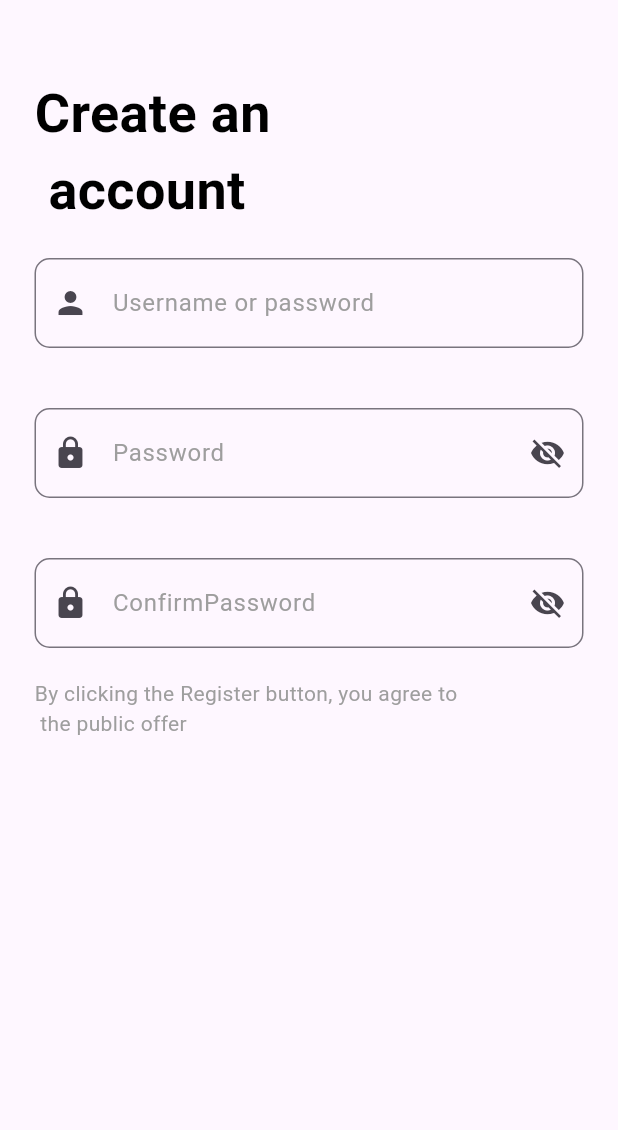
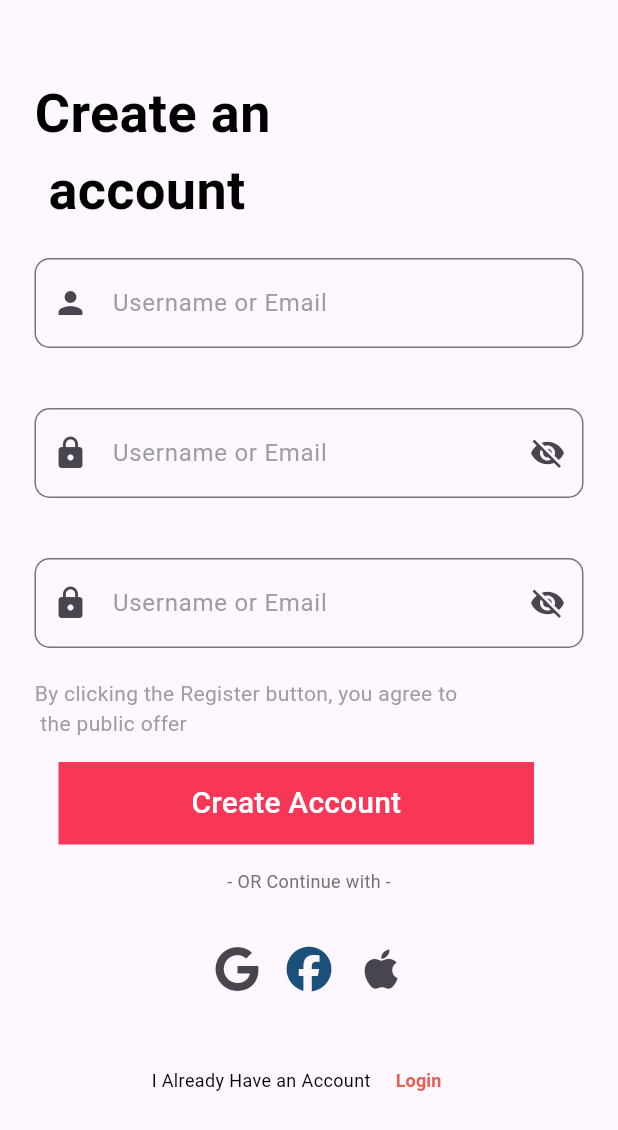
Before and after one commit to kerollos-eid1/UI-shopping, a Flutter app: the SignUp screen opened by its route, on a phone screen of 412 x 824 dp. Shown: the top 1130 px of the screen. Run offline on Flutter 3.47's test engine with Material 3 defaults, Android fonts, the phone set to English and light mode, and no system bars; our stand-ins replace font_awesome_flutter, go_router.

Commit message:
refactor all file and  create forget screen

```diff
--- a/lib/core/utils/style.dart
+++ b/lib/core/utils/style.dart
@@ -14,4 +14,8 @@ abstract class Styles {
 
     fontWeight: FontWeight.bold,
   );
+  static const textStyles12 = TextStyle(
+    fontSize: 12,
+    fontWeight: FontWeight.w300,
+  );
 }
--- a/lib/feature/Login/presentation/view_model/custom_text.dart
+++ b/lib/feature/Login/presentation/view_model/custom_text.dart
@@ -1,15 +1,17 @@
 import 'package:flutter/material.dart';
 
 class CustomText extends StatelessWidget {
-  const CustomText({super.key, required this.text});
+  const CustomText({super.key, required this.text, required this.fontSize, required this.fontWeight});
   final String text;
+  final double fontSize;
+  final FontWeight fontWeight;
   @override
   Widget build(BuildContext context) {
     return Text(
       text,
       style: TextStyle(
-        fontSize: 36,
-        fontWeight: FontWeight.bold,
+        fontSize: fontSize,
+        fontWeight: fontWeight,
         color: Colors.black,
       ),
     );
--- a/lib/feature/Login/presentation/views/forget_pass.dart
+++ b/lib/feature/Login/presentation/views/forget_pass.dart
@@ -1,12 +1,11 @@
 import 'package:flutter/material.dart';
+import 'package:ui_shop/feature/Login/presentation/views/widgets/forget_password_body.dart';
 
 class ForgetPassword extends StatelessWidget {
   const ForgetPassword({super.key});
 
   @override
   Widget build(BuildContext context) {
-    return Scaffold(
-
-    );
+    return Scaffold(body: ForgetPasswordBody());
   }
 }
--- /dev/null
+++ b/lib/feature/Login/presentation/views/widgets/contact_me.dart
@@ -0,0 +1,47 @@
+import 'package:flutter/material.dart';
+import 'package:font_awesome_flutter/font_awesome_flutter.dart';
+
+class ContactMe extends StatelessWidget {
+  const ContactMe({super.key});
+
+  @override
+  Widget build(BuildContext context) {
+    return Column(
+      children: [
+        Text(
+          '- OR Continue with -',
+          style: TextStyle(
+            fontSize: 12,
+            color: const Color.fromARGB(255, 119, 112, 112),
+          ),
+        ),
+        Container(
+          height: 100,
+          width: 370,
+          child: Row(
+            mainAxisAlignment: MainAxisAlignment.center,
+            children: [
+              IconButton(
+                icon: const FaIcon(FontAwesomeIcons.google, size: 30),
+                onPressed: () {},
+              ),
+              IconButton(
+                icon: const FaIcon(
+                  FontAwesomeIcons.facebook,
+                  color: Color.fromARGB(255, 27, 80, 123),
+                  size: 30,
+                ),
+                onPressed: () {},
+              ),
+              IconButton(
+                icon: const FaIcon(FontAwesomeIcons.apple, size: 30),
+
+                onPressed: () {},
+              ),
+            ],
+          ),
+        ),
+      ],
+    );
+  }
+}
--- a/lib/feature/Login/presentation/views/widgets/custom_contanier.dart
+++ b/lib/feature/Login/presentation/views/widgets/custom_contanier.dart
@@ -1,8 +1,8 @@
 import 'package:flutter/material.dart';
 
 class CustomContainer extends StatelessWidget {
-  const CustomContainer({super.key, });
-
+  const CustomContainer({super.key, required this.text, });
+final String text;
   @override
   Widget build(BuildContext context) {
     return Padding(
@@ -15,7 +15,7 @@ class CustomContainer extends StatelessWidget {
           child: TextButton(
             onPressed: () {},
             child: Text(
-              'Login',
+              text,
               style: TextStyle(fontSize: 20, color: Colors.white),
             ),
           ),
--- a/lib/feature/Login/presentation/views/widgets/signup_body.dart
+++ b/lib/feature/Login/presentation/views/widgets/signup_body.dart
@@ -1,7 +1,11 @@
 import 'package:flutter/material.dart';
+import 'package:go_router/go_router.dart';
+import 'package:ui_shop/core/utils/App_router.dart';
+import 'package:ui_shop/core/utils/style.dart';
 import 'package:ui_shop/feature/Login/presentation/view_model/custom_text.dart';
 import 'package:ui_shop/feature/Login/presentation/view_model/custom_text_feild.dart';
-
+import 'package:ui_shop/feature/Login/presentation/views/widgets/contact_me.dart';
+import 'package:ui_shop/feature/Login/presentation/views/widgets/custom_contanier.dart';
 class SignupBody extends StatefulWidget {
   const SignupBody({super.key});
 
@@ -21,15 +25,18 @@ class _SignupBodyState extends State<SignupBody> {
         children: [
           Padding(
             padding: const EdgeInsets.only(top: 50),
-            child: CustomText(text: 'Create an \n account'),
+            child: CustomText(
+              text: 'Create an \n account',
+              fontSize: 36,
+              fontWeight: FontWeight.bold,
+            ),
           ),
-
           CustomTextFeild(
-            hintText: 'Username or password',
+            hintText: 'Username or Email',
             prefixIcon: Icons.person,
           ),
           CustomTextFeild(
-            hintText: 'Password',
+            hintText: 'Username or Email',
             prefixIcon: Icons.lock,
             isPassword: true,
             obscureText: _obscurePassword,
@@ -40,7 +47,7 @@ class _SignupBodyState extends State<SignupBody> {
             },
           ),
           CustomTextFeild(
-            hintText: 'ConfirmPassword',
+            hintText: 'Username or Email',
             prefixIcon: Icons.lock,
             isPassword: true,
             obscureText: _obscurePassword,
@@ -50,9 +57,33 @@ class _SignupBodyState extends State<SignupBody> {
               });
             },
           ),
-          Text(
+          const Text(
             'By clicking the Register button, you agree to\n the public offer',
             style: TextStyle(color: Colors.grey),
+          ),
+          const CustomContainer(text: 'Create Account'),
+          ContactMe(),
+          Row(
+            mainAxisAlignment: MainAxisAlignment.center,
+            children: [
+              CustomText(
+                text: 'I Already Have an Account',
+                fontSize: 12,
+                fontWeight: FontWeight.normal,
+              ),
+              TextButton(
+                onPressed: () {
+                  GoRouter.of(context).push(AppRouter.kLoginPage);
+                },
+                child: Text(
+                  'Login',
+                  style: Styles.textStyles12.copyWith(
+                    color: const Color.fromARGB(255, 230, 95, 85),
+                    fontWeight: FontWeight.bold,
+                  ),
+                ),
+              ),
+            ],
           ),
         ],
       ),
```
Also changed, not shown: lib/feature/Login/presentation/views/widgets/forget_password_body.dart (added, +37 -0 lines), lib/feature/Login/presentation/views/widgets/login_body.dart (+31 -22 lines), lib/feature/Login/presentation/views/widgets/Text_feild_sign.dart (deleted).
